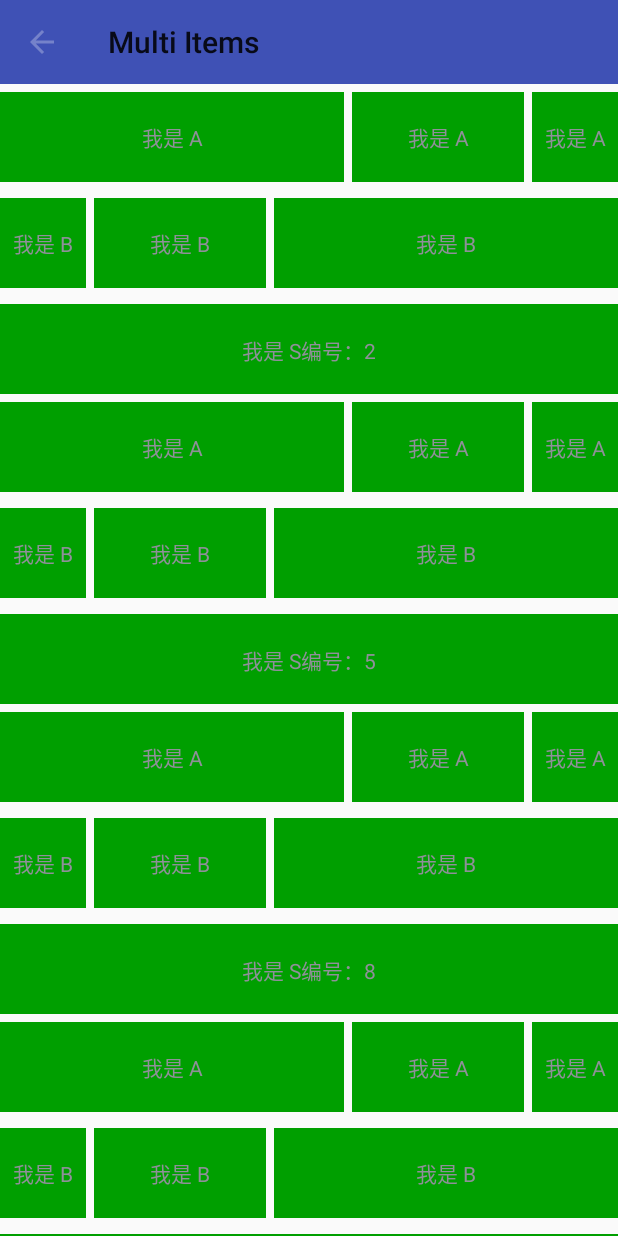
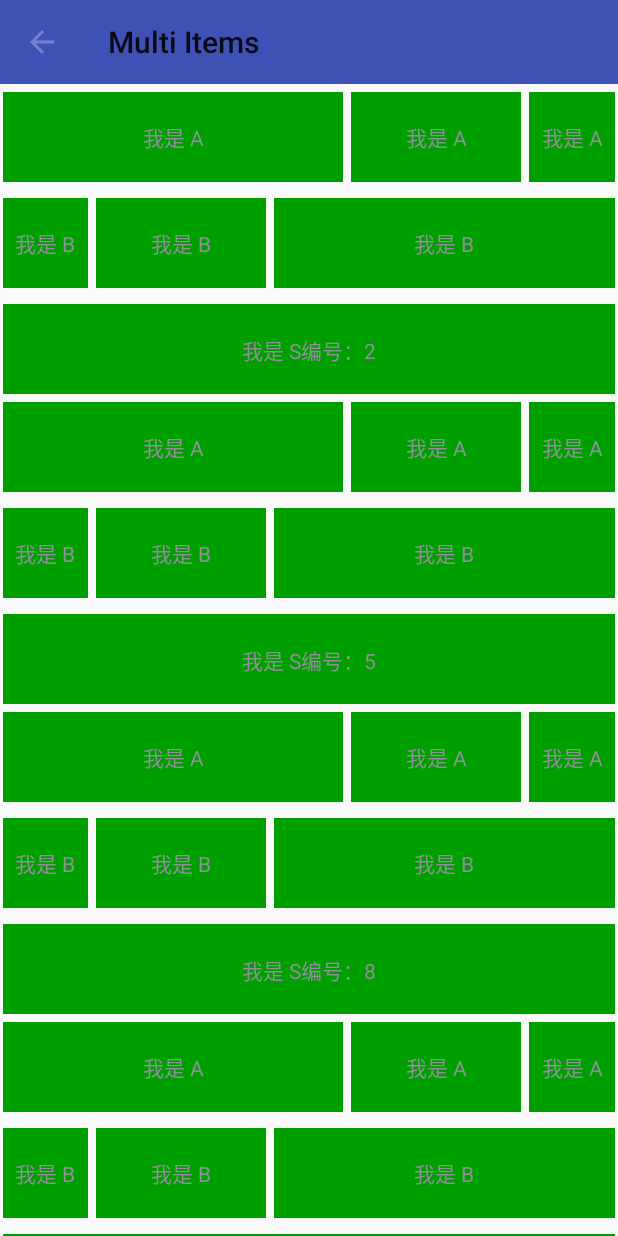
Before and after one commit to naivor/android-adapter, an Android app: the MultiItemActivity screen opened directly, with no data from a screen before it, on a phone screen of 412 x 824 dp. Run offline under Robolectric (Android 15) with nearby library versions, the phone set to English and light mode, and no system bars; our stand-ins replace ButterKnife.

```diff
--- a/adapter/bintrayUpload.gradle
+++ b/adapter/bintrayUpload.gradle
@@ -2,7 +2,7 @@ apply plugin: 'com.github.dcendents.android-maven'
 apply plugin: 'com.jfrog.bintray'
 
 group = 'com.naivor'
-version = '1.0.7'
+version = '1.0.8'
 
 def siteUrl = 'https://github.com/naivor/Android-Adapter'      // 项目的主页
 def gitUrl = 'https://github.com/naivor/Android-Adapter.git'   // Git仓库的url
--- a/adapter/build.gradle
+++ b/adapter/build.gradle
@@ -8,8 +8,8 @@ android {
     defaultConfig {
         minSdkVersion 15
         targetSdkVersion 25
-        versionCode 46
-        versionName "1.0.7"
+        versionCode 47
+        versionName "1.0.8"
 
         testInstrumentationRunner "android.support.test.runner.AndroidJUnitRunner"
     }
--- a/adapter/src/main/java/com/naivor/adapter/RecyAdapter.java
+++ b/adapter/src/main/java/com/naivor/adapter/RecyAdapter.java
@@ -1,6 +1,7 @@
 package com.naivor.adapter;
 
 import android.content.Context;
+import android.support.v7.widget.GridLayoutManager;
 import android.support.v7.widget.RecyclerView;
 import android.support.v7.widget.StaggeredGridLayoutManager;
 import android.view.LayoutInflater;
@@ -73,8 +74,37 @@ public abstract class RecyAdapter<T> extends RecyclerView.Adapter implements Ada
 
         int type = viewType - Integer.MAX_VALUE / 2;
 
-        return createHolder(createView(parent,type), type);
+        return createHolder(createView(parent, type), type);
 
+    }
+
+    @Override
+    public void onAttachedToRecyclerView(RecyclerView recyclerView) {
+        super.onAttachedToRecyclerView(recyclerView);
+
+        RecyclerView.LayoutManager manager = recyclerView.getLayoutManager();
+        if (manager instanceof GridLayoutManager) {
+            final GridLayoutManager gridManager = ((GridLayoutManager) manager);
+            gridManager.setSpanSizeLookup(new GridLayoutManager.SpanSizeLookup() {
+                @Override
+                public int getSpanSize(int position) {
+                    return (isHeader(position) || isFooter(position))
+                            ? gridManager.getSpanCount() : 1;
+                }
+            });
+        }
+    }
+
+    @Override
+    public void onViewAttachedToWindow(RecyclerView.ViewHolder holder) {
+        super.onViewAttachedToWindow(holder);
+        ViewGroup.LayoutParams lp = holder.itemView.getLayoutParams();
+        if (lp != null
+                && lp instanceof StaggeredGridLayoutManager.LayoutParams
+                && (isHeader(holder.getLayoutPosition()) || isFooter(holder.getLayoutPosition()))) {
+            StaggeredGridLayoutManager.LayoutParams p = (StaggeredGridLayoutManager.LayoutParams) lp;
+            p.setFullSpan(true);
+        }
     }
 
     /**
@@ -89,17 +119,16 @@ public abstract class RecyAdapter<T> extends RecyclerView.Adapter implements Ada
     @Override
     public void onBindViewHolder(RecyclerView.ViewHolder holder, int position) {
         if (isHeader(position) || isFooter(position)) {
+
             ViewGroup.LayoutParams layoutParams = holder.itemView.getLayoutParams();
 
             if (layoutParams == null) {
                 RecyclerView.LayoutParams params = new RecyclerView.LayoutParams(
-                        ViewGroup.LayoutParams.MATCH_PARENT, ViewGroup.LayoutParams.WRAP_CONTENT);
+                        ViewGroup.LayoutParams.FILL_PARENT, ViewGroup.LayoutParams.WRAP_CONTENT);
                 params.bottomMargin = 1;
                 params.topMargin = 1;
                 holder.itemView.setLayoutParams(params);
 
-            } else if (layoutParams instanceof StaggeredGridLayoutManager.LayoutParams) {
-                ((StaggeredGridLayoutManager.LayoutParams) layoutParams).setFullSpan(true);
             }
 
 
@@ -194,7 +223,7 @@ public abstract class RecyAdapter<T> extends RecyclerView.Adapter implements Ada
         if (position < itemDatas.size() && position > -1) {
             itemDatas.set(position, newItem);
 
-            notifyItemChanged(position+getHeaderCount());
+            notifyItemChanged(position + getHeaderCount());
         }
     }
 
@@ -207,7 +236,7 @@ public abstract class RecyAdapter<T> extends RecyclerView.Adapter implements Ada
         if (list != null) {
             itemDatas.addAll(position, list);
 
-            notifyItemRangeInserted(position,list.size());
+            notifyItemRangeInserted(position, list.size());
         }
     }
 
@@ -217,7 +246,7 @@ public abstract class RecyAdapter<T> extends RecyclerView.Adapter implements Ada
     @Override
     public void addItem(T item) {
         if (item != null) {
-            int position=itemDatas.size()+getHeaderCount();
+            int position = itemDatas.size() + getHeaderCount();
 
             itemDatas.add(item);
 
@@ -233,7 +262,7 @@ public abstract class RecyAdapter<T> extends RecyclerView.Adapter implements Ada
         if (item != null && position >= 0) {
             itemDatas.add(position, item);
 
-            notifyItemInserted(position+getHeaderCount());
+            notifyItemInserted(position + getHeaderCount());
         }
     }
 
--- a/sample/src/main/res/layout/list_item_txt.xml
+++ b/sample/src/main/res/layout/list_item_txt.xml
@@ -22,6 +22,8 @@
     android:background="#009F00"
     android:paddingBottom="20dp"
     android:paddingLeft="10dp"
+    android:layout_marginLeft="2dp"
+    android:layout_marginRight="2dp"
     android:paddingRight="15dp"
     android:paddingTop="20dp">
 
--- a/sample/src/main/res/layout/list_item_txt_a.xml
+++ b/sample/src/main/res/layout/list_item_txt_a.xml
@@ -20,6 +20,8 @@
     android:layout_height="60dp"
     android:layout_marginBottom="5dp"
     android:layout_marginTop="5dp"
+    android:layout_marginLeft="2dp"
+    android:layout_marginRight="2dp"
     android:orientation="horizontal">
 
     <TextView
--- a/sample/src/main/res/layout/list_item_txt_b.xml
+++ b/sample/src/main/res/layout/list_item_txt_b.xml
@@ -18,6 +18,8 @@
     xmlns:tools="http://schemas.android.com/tools"
     android:layout_width="match_parent"
     android:layout_height="60dp"
+    android:layout_marginLeft="2dp"
+    android:layout_marginRight="2dp"
     android:layout_marginBottom="5dp"
     android:layout_marginTop="5dp"
     android:orientation="horizontal">
```
Also changed, not shown: sample/src/main/java/com/tianlai/sample/HeaderFooterActivity.java (+28 -1 lines), sample/src/main/res/menu/layout_menu.xml (added, +11 -0 lines).
